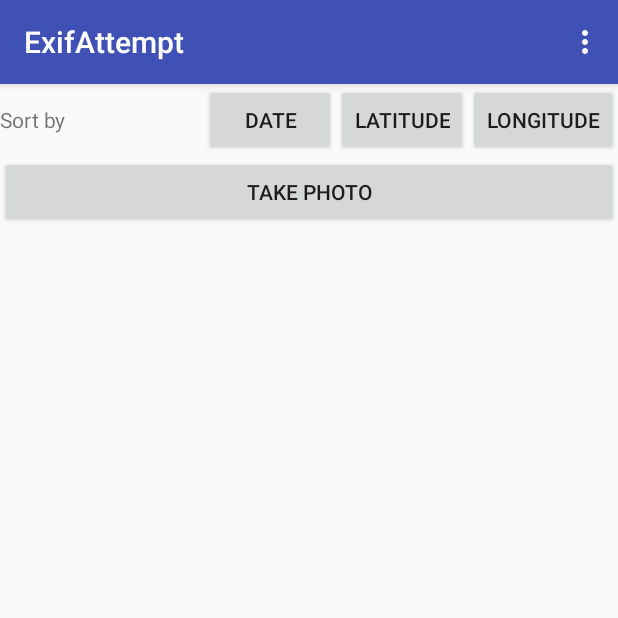
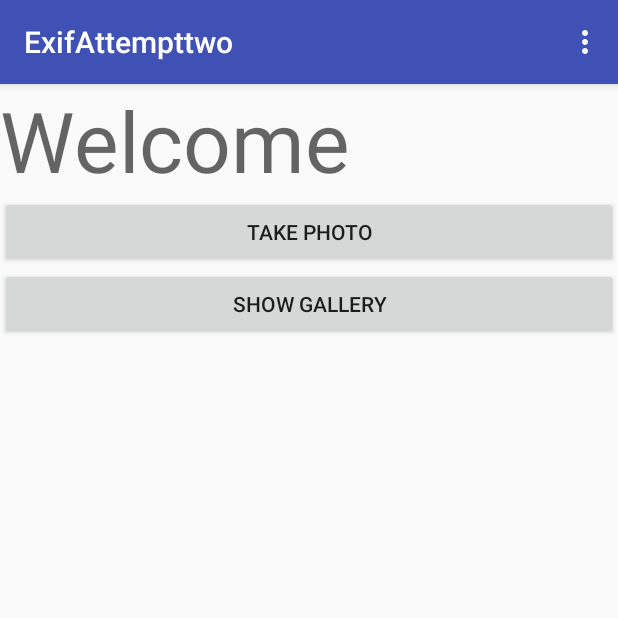
Before and after one commit to lins2056/CameraPractice, an Android app: the screen it shows after launch (MainActivity), on a phone screen of 412 x 824 dp, the top half of it. Run offline under Robolectric (Android 15) with nearby library versions, the phone set to English and light mode, and no system bars.

Commit message:
added main screen
made separate gallery

```diff
--- a/ExifAttempttwo/app/src/main/java/com/example/slin/exifattempt/MapsActivity.java
+++ b/ExifAttempttwo/app/src/main/java/com/example/slin/exifattempt/MapsActivity.java
@@ -38,7 +38,7 @@ public class MapsActivity extends FragmentActivity implements OnMapReadyCallback
 
         Bundle b = this.getIntent().getExtras();
         if(b!= null){
-            choosefile = b.getParcelable(MainActivity.IMAGE_NAME);
+            choosefile = b.getParcelable(GalleryActivity.IMAGE_NAME);
         }
 
 
--- a/ExifAttempttwo/app/src/main/res/layout/content_main.xml
+++ b/ExifAttempttwo/app/src/main/res/layout/content_main.xml
@@ -15,39 +15,13 @@
         tools:layout_editor_absoluteX="8dp"
         tools:layout_editor_absoluteY="8dp">
 
-        <LinearLayout
+
+        <TextView
+            android:id="@+id/textView2"
             android:layout_width="match_parent"
             android:layout_height="wrap_content"
-            android:orientation="horizontal">
-
-            <TextView
-                android:id="@+id/textView"
-                android:layout_width="wrap_content"
-                android:layout_height="wrap_content"
-                android:layout_weight="1"
-                android:text="Sort by" />
-
-            <Button
-                android:id="@+id/sbdate"
-                android:layout_width="wrap_content"
-                android:layout_height="wrap_content"
-                android:onClick="sortByDate"
-                android:text="Date" />
-
-            <Button
-                android:id="@+id/sblatitude"
-                android:layout_width="wrap_content"
-                android:layout_height="wrap_content"
-                android:onClick="sortByLatitude"
-                android:text="Latitude" />
-
-            <Button
-                android:id="@+id/sblongitude"
-                android:layout_width="wrap_content"
-                android:layout_height="wrap_content"
-                android:text="Longitude" />
-
-        </LinearLayout>
+            android:text="Welcome"
+            android:textAppearance="@style/TextAppearance.AppCompat.Display3" />
 
         <Button
             android:id="@+id/button"
@@ -56,17 +30,12 @@
             android:onClick="dispatchTakePictureIntent"
             android:text="Take Photo" />
 
-        <GridView
-            android:id="@+id/grid"
+        <Button
+            android:id="@+id/button2"
             android:layout_width="match_parent"
-            android:layout_height="match_parent"
-            android:layout_margin="20dp"
-            android:columnWidth="150dp"
-            android:gravity="center"
-            android:horizontalSpacing="10dp"
-            android:numColumns="auto_fit"
-            android:stretchMode="columnWidth"
-            android:verticalSpacing="10dp" />
+            android:layout_height="wrap_content"
+            android:onClick="goGallery"
+            android:text="Show Gallery" />
 
     </LinearLayout>
 
--- a/ExifAttempttwo/app/src/main/res/values/strings.xml
+++ b/ExifAttempttwo/app/src/main/res/values/strings.xml
@@ -1,5 +1,6 @@
 <resources>
-    <string name="app_name">ExifAttempt</string>
+    <string name="app_name">ExifAttempttwo</string>
     <string name="action_settings">Settings</string>
     <string name="title_activity_maps">Map</string>
+    <string name="title_activity_gallery">GalleryActivity</string>
 </resources>
```
Also changed, not shown: ExifAttempttwo/app/src/main/AndroidManifest.xml (+5 -2 lines), ExifAttempttwo/app/src/main/java/com/example/slin/exifattempt/GalleryActivity.java (added, +126 -0 lines), ExifAttempttwo/app/src/main/java/com/example/slin/exifattempt/MainActivity.java (+4 -93 lines), ExifAttempttwo/app/src/main/res/layout/activity_gallery.xml (added, +25 -0 lines), ExifAttempttwo/app/src/main/res/layout/content_gallery.xml (added, +61 -0 lines).
